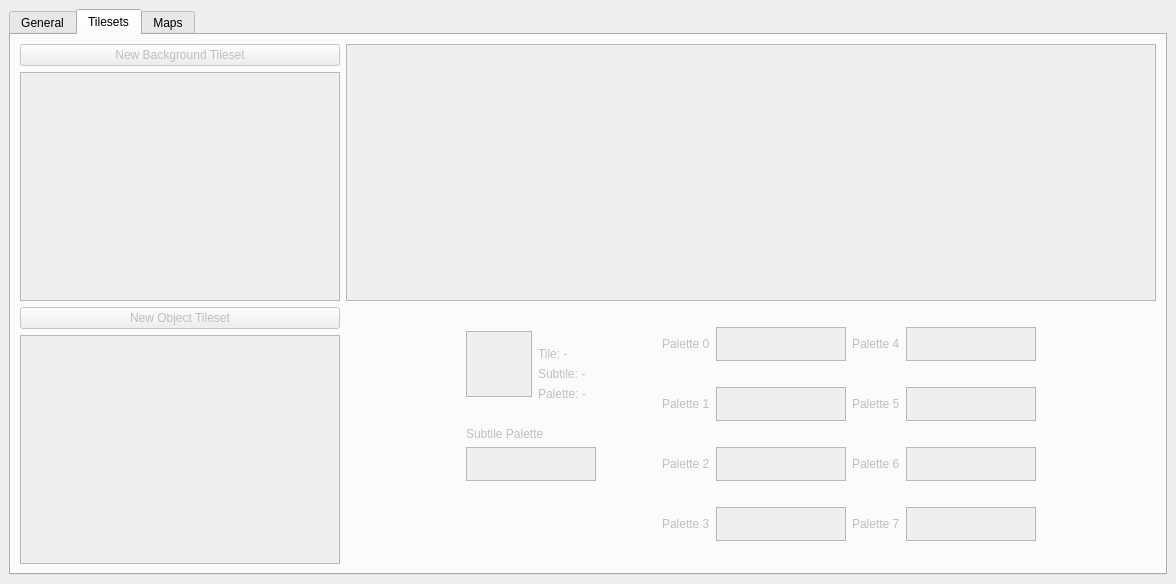
Old version of the form main.ui in the repository rsgrava/lumiedit.
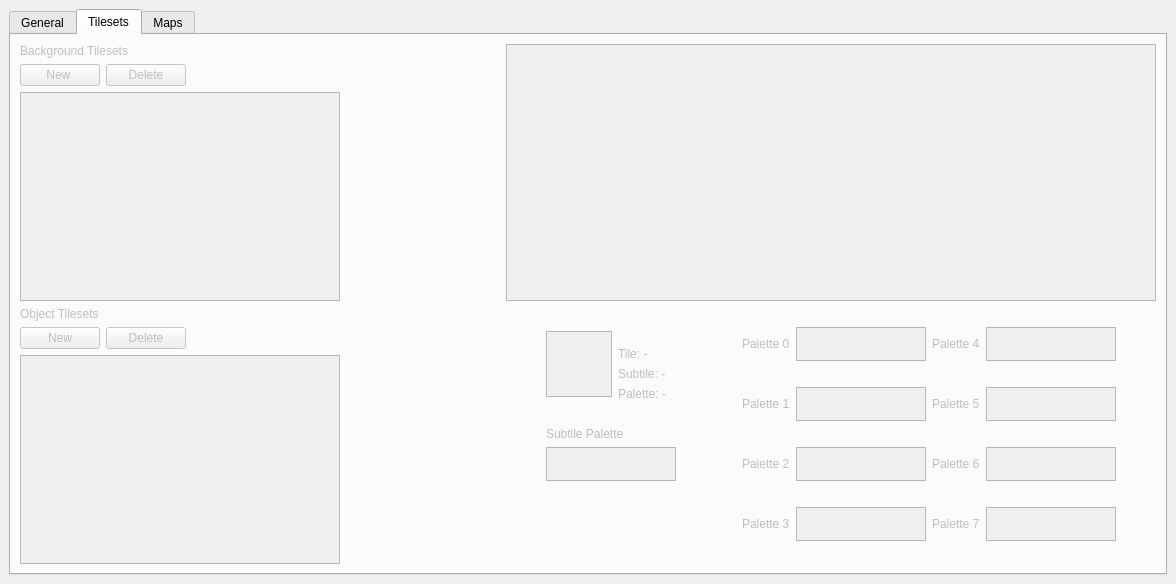
New version of the form. The open tabs and pages were chosen to show the change.

Commit message: project: implement renaming tilesets

Patch:
```diff
--- a/main.ui
+++ b/main.ui
@@ -124,18 +124,58 @@
            <number>0</number>
           </property>
           <item>
-           <widget class="QPushButton" name="new_bg_tileset_btn">
-            <property name="sizePolicy">
-             <sizepolicy hsizetype="Preferred" vsizetype="Fixed">
-              <horstretch>0</horstretch>
-              <verstretch>0</verstretch>
-             </sizepolicy>
-            </property>
+           <widget class="QLabel" name="label_2">
             <property name="text">
-             <string>New Background Tileset</string>
+             <string>Background Tilesets</string>
             </property>
            </widget>
           </item>
+          <item>
+           <layout class="QHBoxLayout" name="horizontalLayout_8">
+            <property name="topMargin">
+             <number>0</number>
+            </property>
+            <item>
+             <widget class="QPushButton" name="new_bg_tileset_btn">
+              <property name="sizePolicy">
+               <sizepolicy hsizetype="Fixed" vsizetype="Fixed">
+                <horstretch>0</horstretch>
+                <verstretch>0</verstretch>
+               </sizepolicy>
+              </property>
+              <property name="text">
+               <string>New </string>
+              </property>
+             </widget>
+            </item>
+            <item>
+             <widget class="QPushButton" name="delete_bg_tileset_btn">
+              <property name="sizePolicy">
+               <sizepolicy hsizetype="Fixed" vsizetype="Fixed">
+                <horstretch>0</horstretch>
+                <verstretch>0</verstretch>
+               </sizepolicy>
+              </property>
+              <property name="text">
+               <string>Delete</string>
+              </property>
+             </widget>
+            </item>
+            <item>
+             <spacer name="horizontalSpacer_2">
+              <property name="orientation">
+               <enum>Qt::Horizontal</enum>
+              </property>
+              <property name="sizeHint" stdset="0">
+               <size>
+                <width>40</width>
+                <height>20</height>
+               </size>
+              </property>
+             </spacer>
+            </item>
+           </layout>
+          </item>
           <item>
            <widget class="QListWidget" name="bg_tileset_list">
             <property name="maximumSize">
@@ -153,12 +193,58 @@
            </widget>
           </item>
           <item>
-           <widget class="QPushButton" name="new_ob_tileset_btn">
+           <widget class="QLabel" name="label_3">
             <property name="text">
-             <string>New Object Tileset</string>
+             <string>Object Tilesets</string>
             </property>
            </widget>
           </item>
+          <item>
+           <layout class="QHBoxLayout" name="horizontalLayout_9">
+            <property name="topMargin">
+             <number>0</number>
+            </property>
+            <item>
+             <widget class="QPushButton" name="new_ob_tileset_btn">
+              <property name="sizePolicy">
+               <sizepolicy hsizetype="Fixed" vsizetype="Fixed">
+                <horstretch>0</horstretch>
+                <verstretch>0</verstretch>
+               </sizepolicy>
+              </property>
+              <property name="text">
+               <string>New</string>
+              </property>
+             </widget>
+            </item>
+            <item>
+             <widget class="QPushButton" name="delete_ob_tileset_btn">
+              <property name="sizePolicy">
+               <sizepolicy hsizetype="Fixed" vsizetype="Fixed">
+                <horstretch>0</horstretch>
+                <verstretch>0</verstretch>
+               </sizepolicy>
+              </property>
+              <property name="text">
+               <string>Delete</string>
+              </property>
+             </widget>
+            </item>
+            <item>
+             <spacer name="horizontalSpacer_4">
+              <property name="orientation">
+               <enum>Qt::Horizontal</enum>
+              </property>
+              <property name="sizeHint" stdset="0">
+               <size>
+                <width>40</width>
+                <height>20</height>
+               </size>
+              </property>
+             </spacer>
+            </item>
+           </layout>
+          </item>
           <item>
            <widget class="QListWidget" name="ob_tileset_list">
             <property name="maximumSize">
```
Left out of the diff: 30 changed lines with no effect on the pictures. The commit also changes 2 other files.
